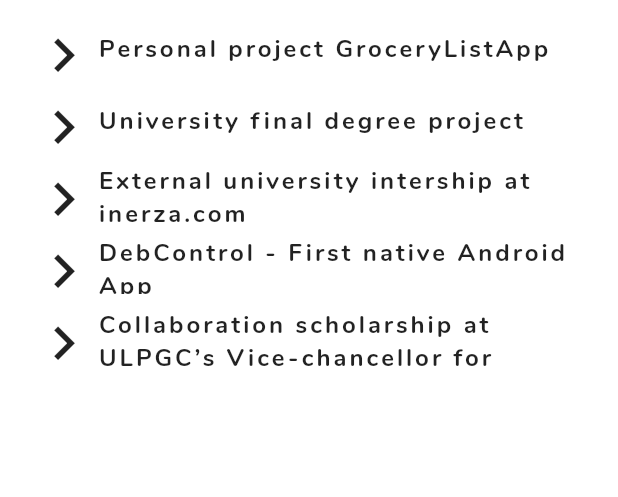
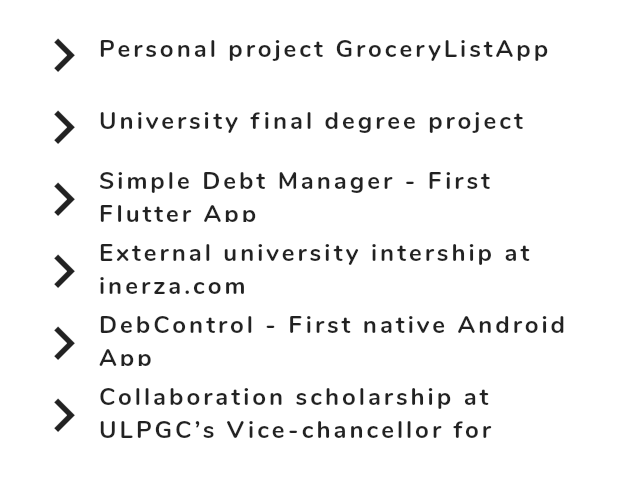
Before and after one commit to NauzetAduen/flutter_portfolio, a Flutter app: the Experience screen opened by its route, on a phone screen of 412 x 824 dp, the part 126-623 px from its top. Run offline on Flutter 3.47's test engine with Material 2 defaults, Android fonts, the phone set to English and light mode, and no system bars; our stand-ins replace responsive_builder; missing offline and left inert: dart:js.

Commit message:
ADD simple debt manager expItem

```diff
--- a/lib/utils/experience_item_list.dart
+++ b/lib/utils/experience_item_list.dart
@@ -125,6 +125,37 @@ class ExperienceItemList {
       ],
     ),
     ExperienceItem(
+        date: "01/2019 - 02/2019",
+        title: "Simple Debt Manager - First Flutter App",
+        desc: "mall project to learn flutter where you can manage your debts. Flutter version of my first Android App.\n" +
+            "In this project you can create debts and store them in a small sqlite database.\nDebts will be listed colored by state. Fully paid, not paid or partialy paid.\nYou have a tab where you get a summary of your debts with graphs.\nMore screenshots in the readme.md in the repository.",
+        url: "https://github.com/NauzetAduen/simple-debt-manager",
+        linkMessage: "",
+        image: "simpledebtmanager.png",
+        chips: [
+          Chip(
+            backgroundColor: Color(0xff1389FD),
+            label: Text(
+              "Flutter",
+              style: Styles.chipWhite,
+            ),
+          ),
+          Chip(
+            backgroundColor: Colors.indigo,
+            label: Text(
+              "Mobile Dev",
+              style: Styles.chipWhite,
+            ),
+          ),
+          Chip(
+            backgroundColor: Color(0xff1C2834),
+            label: Text(
+              "Dart",
+              style: Styles.chipWhite,
+            ),
+          ),
+        ]),
+    ExperienceItem(
       date: "04/2019 – 07/2019",
       title: "University final degree project",
       desc:
```
Also changed, not shown: assets/images/simpledebtmanager.png (added).
